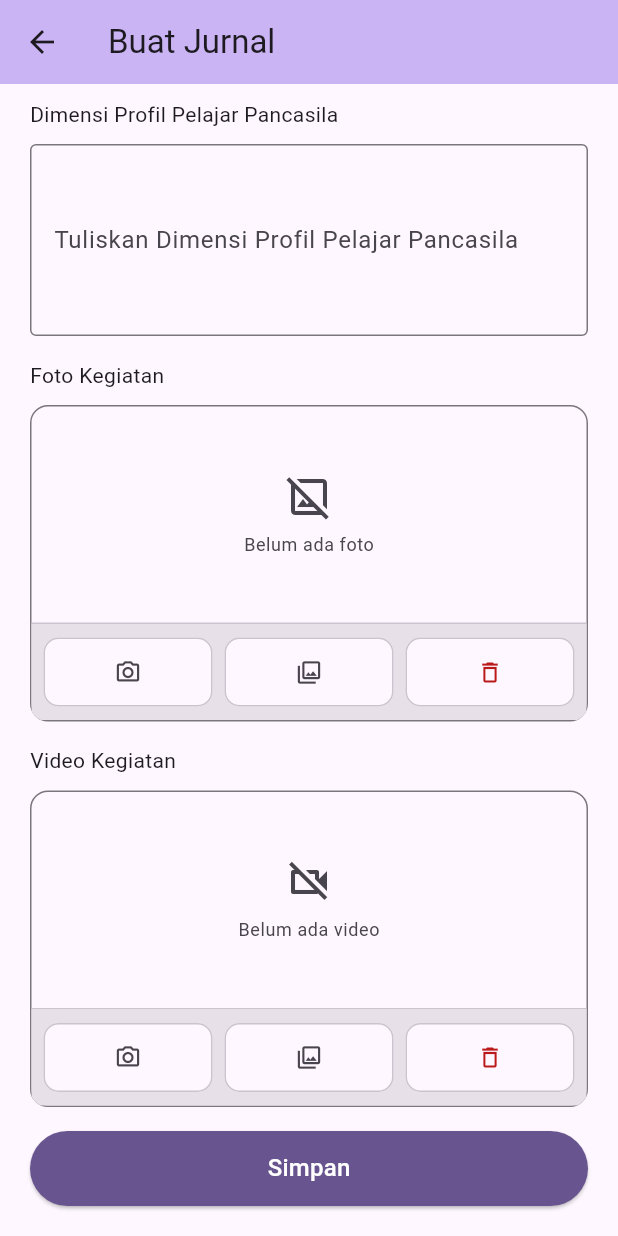
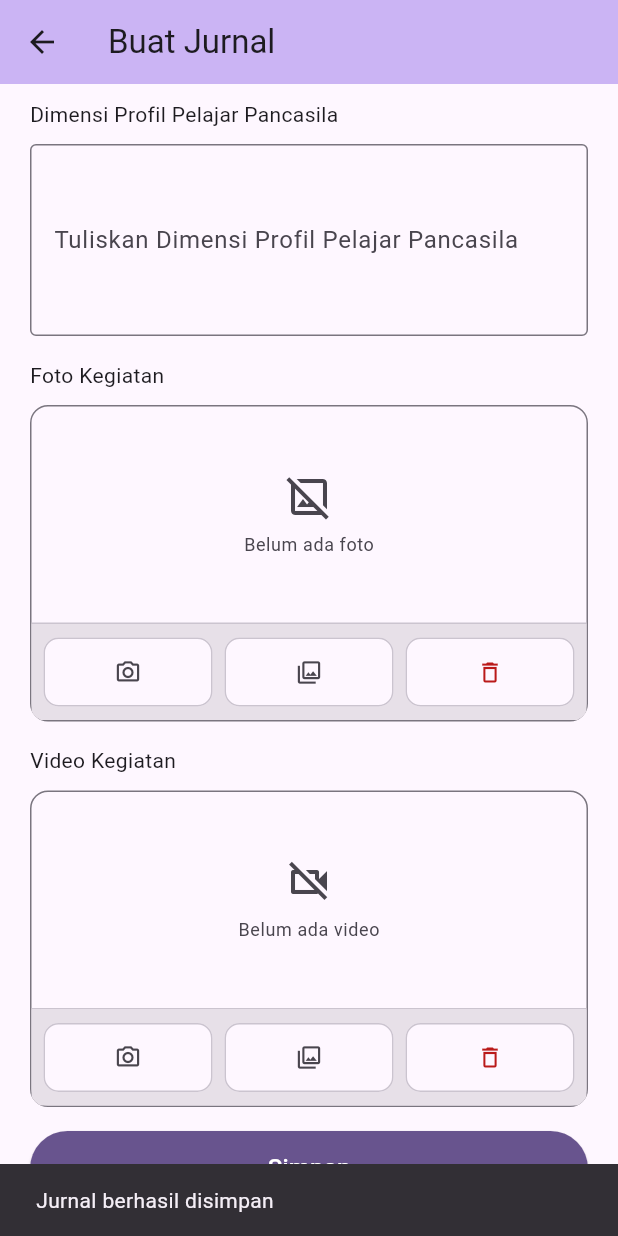
Before and after one commit to rahmanlana26/pemrograman_mobile, a Flutter app: the BuatJurnalPage screen opened directly, scrolled down 802 dp, after a tap on "Simpan", on a phone screen of 412 x 824 dp. Run offline on Flutter 3.47's test engine with Material 3 defaults, Android fonts, the phone set to English and light mode, and no system bars; our stand-ins replace image_picker, shared_preferences, sqflite, video_player; accounts and stored records are empty.

Commit message:
Pertemuan 12

```diff
--- a/mydj/lib/data/data_provider.dart
+++ b/mydj/lib/data/data_provider.dart
@@ -1,14 +1,31 @@
 import 'package:flutter/cupertino.dart';
+import 'package:mydj/data/database_helper.dart';
 import 'package:mydj/data/jurnal.dart';
 import 'package:mydj/data/login_info.dart';
 
 class DataProvider extends ChangeNotifier {
-  final List<Jurnal> _jurnalTersimpan = [];
+  List<Jurnal> _jurnalTersimpan = [];
 
-  void addNew(Jurnal jurnal) // <-- Method untuk menambahkan entri jurnal
-  {
-    _jurnalTersimpan.add(jurnal);
+  // READ: ambil semua jurnal dari database
+  Future<void> muatJurnal() async {
+    final db = await DatabaseHelper.instance.database;
+    final rows = await db.query('jurnal', orderBy: 'id DESC');
+    _jurnalTersimpan = rows.map((row) => Jurnal.fromMap(row)).toList();
     notifyListeners();
+  }
+
+  // CREATE: simpan jurnal baru, lalu muat ulang daftarnya
+  Future<void> tambahJurnal(Jurnal jurnal) async {
+    final db = await DatabaseHelper.instance.database;
+    await db.insert('jurnal', jurnal.toMap());
+    await muatJurnal();
+  }
+
+  // DELETE: hapus jurnal berdasarkan id, lalu muat ulang daftarnya
+  Future<void> hapusJurnal(int id) async {
+    final db = await DatabaseHelper.instance.database;
+    await db.delete('jurnal', where: 'id = ?', whereArgs: [id]);
+    await muatJurnal();
   }
 
   List<Jurnal> get jurnalTersimpan {
--- /dev/null
+++ b/mydj/lib/data/database_helper.dart
@@ -0,0 +1,39 @@
+import 'package:path/path.dart';
+import 'package:sqflite/sqflite.dart';
+
+class DatabaseHelper {
+  // Singleton: hanya ada satu objek DatabaseHelper di seluruh aplikasi
+  static final DatabaseHelper instance = DatabaseHelper._();
+
+  DatabaseHelper._();
+
+  Database? _db;
+
+  // Database dibuka hanya jika belum pernah dibuka
+  Future<Database> get database async {
+    _db ??= await _open();
+    return _db!;
+  }
+
+  Future<Database> _open() async {
+    // Lokasi folder database di perangkat + nama file database
+    final path = join(await getDatabasesPath(), 'mydj.db');
+    return openDatabase(path, version: 1, onCreate: _onCreate);
+  }
+
+  // Dijalankan sekali saja, yaitu ketika file database pertama kali dibuat
+  Future<void> _onCreate(Database db, int version) async {
+    await db.execute(
+      'CREATE TABLE jurnal ('
+      'id INTEGER PRIMARY KEY AUTOINCREMENT, '
+      'kelas TEXT, '
+      'mapel TEXT, '
+      'jam INTEGER, '
+      'tujuanPembelajaran TEXT, '
+      'materiTopikPembelajaran TEXT, '
+      'kegiatanPembelajaran TEXT, '
+      'dimensiProfilPelajarPancasila TEXT, '
+      'createdAt TEXT)',
+    );
+  }
+}
--- a/mydj/lib/data/jurnal.dart
+++ b/mydj/lib/data/jurnal.dart
@@ -1,4 +1,5 @@
 class Jurnal {
+  int? id; // <-- Kunci unik setiap jurnal, nilainya diberikan oleh database.
   final DateTime _createdAt; // Untuk menyimpan waktu pembuatan jurnal
   String kelas;
   String mapel;
@@ -10,6 +11,7 @@ class Jurnal {
 
   // Konstuktor dengan 'named parameters' dan default values.
   Jurnal({
+    this.id,
     this.kelas = '',
     this.mapel = '',
     this.jam = 0,
@@ -17,8 +19,36 @@ class Jurnal {
     this.materiTopikPembelajaran = '',
     this.kegiatanPembelajaran = '',
     this.dimensiProfilPelajarPancasila = '',
-  }) : _createdAt = DateTime.now(); // <-- Memberikan nilai terlebih dahulu
+    DateTime? createdAt,
+  }) : _createdAt = createdAt ??
+            DateTime.now(); // <-- Memberikan nilai terlebih dahulu
   // ke property _createdAt, sebelum konstruktor dijalankan.
 
   DateTime get createdAt => _createdAt;
+
+  // Objek -> Map (untuk disimpan ke tabel)
+  Map<String, dynamic> toMap() => {
+        'id': id,
+        'kelas': kelas,
+        'mapel': mapel,
+        'jam': jam,
+        'tujuanPembelajaran': tujuanPembelajaran,
+        'materiTopikPembelajaran': materiTopikPembelajaran,
+        'kegiatanPembelajaran': kegiatanPembelajaran,
+        'dimensiProfilPelajarPancasila': dimensiProfilPelajarPancasila,
+        'createdAt': _createdAt.toIso8601String(),
+      };
+
+  // Map (baris tabel) -> Objek
+  factory Jurnal.fromMap(Map<String, dynamic> map) => Jurnal(
+        id: map['id'],
+        kelas: map['kelas'],
+        mapel: map['mapel'],
+        jam: map['jam'],
+        tujuanPembelajaran: map['tujuanPembelajaran'],
+        materiTopikPembelajaran: map['materiTopikPembelajaran'],
+        kegiatanPembelajaran: map['kegiatanPembelajaran'],
+        dimensiProfilPelajarPancasila: map['dimensiProfilPelajarPancasila'],
+        createdAt: DateTime.parse(map['createdAt']),
+      );
 }
--- a/mydj/lib/pages/buat_jurnal_page.dart
+++ b/mydj/lib/pages/buat_jurnal_page.dart
@@ -170,7 +170,7 @@ class _BuatJurnalPageState extends State<BuatJurnalPage> {
     );
   }
 
-  void _saveJurnal(BuildContext context) {
+  Future<void> _saveJurnal(BuildContext context) async {
     Jurnal jurnal = Jurnal(
       kelas: kelas,
       mapel: mapel,
@@ -181,6 +181,13 @@ class _BuatJurnalPageState extends State<BuatJurnalPage> {
       dimensiProfilPelajarPancasila: dimensiProfilPelajarPancasila,
     );
     DataProvider provider = context.read<DataProvider>();
-    provider.addNew(jurnal);
+    // Simpan ke SQLite lewat Provider
+    await provider.tambahJurnal(jurnal);
+    // BuildContext dipakai setelah operasi async, jadi harus dicek dulu
+    if (context.mounted) {
+      ScaffoldMessenger.of(context).showSnackBar(
+        const SnackBar(content: Text('Jurnal berhasil disimpan')),
+      );
+    }
   }
 }
--- a/mydj/lib/pages/lihat_jurnal_page.dart
+++ b/mydj/lib/pages/lihat_jurnal_page.dart
@@ -16,6 +16,13 @@ class LihatJurnalPage extends StatefulWidget {
 
 class _LihatJurnalPageState extends State<LihatJurnalPage> {
   @override
+  void initState() {
+    super.initState();
+    // Muat jurnal dari SQLite sekali saja saat halaman dibuka
+    context.read<DataProvider>().muatJurnal();
+  }
+
+  @override
   Widget build(BuildContext context) {
     final List<Jurnal> daftarJurnal =
         context.watch<DataProvider>().jurnalTersimpan;
@@ -33,8 +40,18 @@ class _LihatJurnalPageState extends State<LihatJurnalPage> {
               child: ListView.separated(
                 itemBuilder: (context, index) => ListTile(
                   title: Text(daftarJurnal[index].kelas),
-                  subtitle: Text(daftarJurnal[index].mapel),
-                  trailing: Text(daftarJurnal[index].createdAt.toString()),
+                  subtitle: Text(
+                    '${daftarJurnal[index].mapel}\n${daftarJurnal[index].createdAt}',
+                  ),
+                  isThreeLine: true,
+                  trailing: IconButton(
+                    icon: const Icon(Icons.delete),
+                    onPressed: () {
+                      context
+                          .read<DataProvider>()
+                          .hapusJurnal(daftarJurnal[index].id!);
+                    },
+                  ),
                   onTap: () {},
                 ),
                 separatorBuilder: (context, index) => const Divider(),
--- a/mydj/pubspec.yaml
+++ b/mydj/pubspec.yaml
@@ -43,6 +43,10 @@ dependencies:
   # Video player
   video_player: ^2.9.2
   shared_preferences: ^2.5.6
+
+  # SQLite
+  sqflite: ^2.4.1
+  path: ^1.9.0
 
 dev_dependencies:
   flutter_test:
```
Also changed, not shown: mydj/pubspec.lock, 1 other file.
